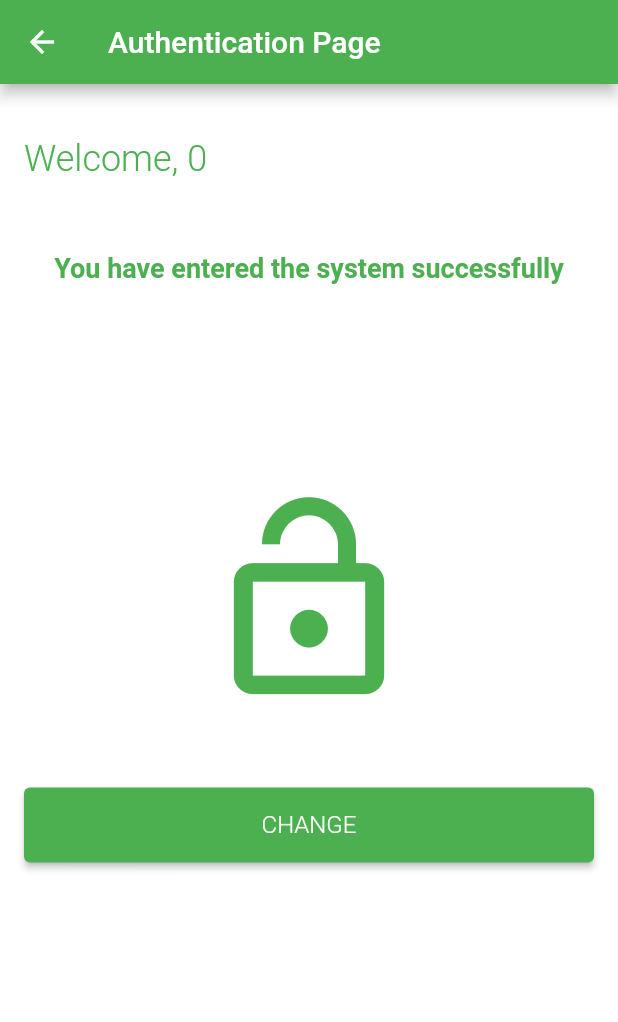
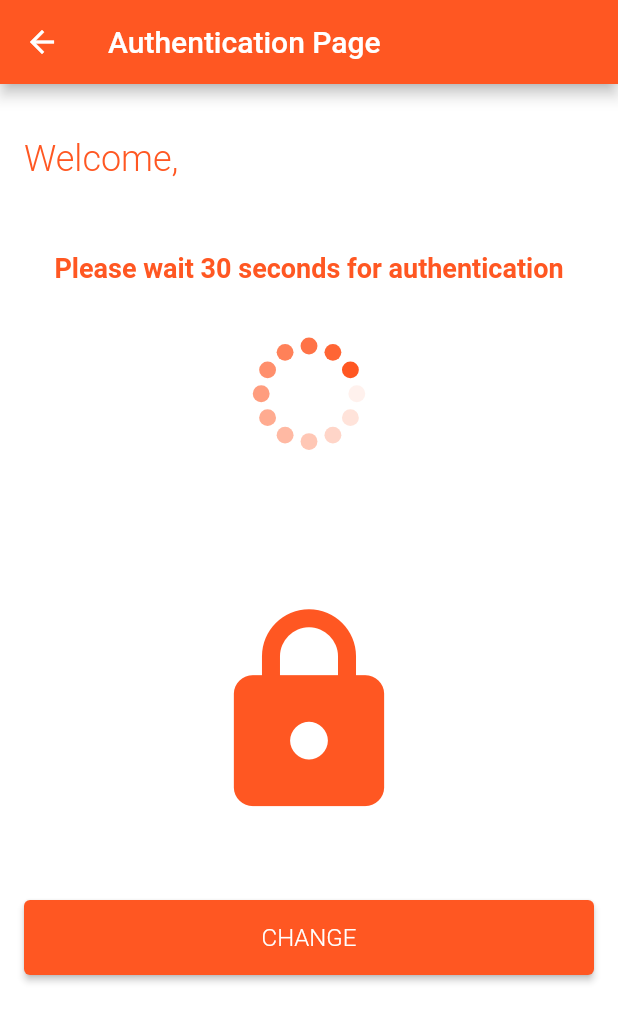
Before and after one commit to yscaliskan/CMPE492-Smartwatch-Authentication, a Flutter app: the Authentication_Page screen opened directly with empty values, on a phone screen of 412 x 824 dp. Shown: the top 1022 px of the screen. Run offline on Flutter 3.47's test engine with Material 2 defaults, Android fonts, the phone set to English and light mode, and no system bars; our stand-ins replace fl_chart, flutter_spinkit, get, google_fonts, hive, hive_flutter and 2 more; missing offline and left inert: tflite_flutter; accounts and stored records are empty.

Commit message:
dynamic authentication page

```diff
--- a/lib/pages/authentication/authentication_page.dart
+++ b/lib/pages/authentication/authentication_page.dart
@@ -18,30 +18,34 @@ class _Authentication_PageState extends State<Authentication_Page> {
   int _connectionStatus = 1;
 
   List<String> _connectionStatusTextList = <String> [
-    "Please wait 1 minute for authentication",
-    "You have entered the system successfully"
+    "Please wait 30 seconds for authentication",
+    "You are authenticated successfully",
+    "Authentication failed"
   ];
   List<Color> _connectionIconColorList = <Color>[
-    Colors.red,
-    Colors.green
+    Colors.deepOrange,
+    Colors.green,
+    Colors.red
   ];
   List<IconData> _statusIconsList = <IconData>[
     Icons.lock,
-    Icons.lock_open
+    Icons.lock_open,
+    Icons.lock
   ];
   List<bool> _spinnerVisibility = <bool>[
     true,
-    false
+    false,
+    true
   ];
 
   @override
   Widget build(BuildContext context) {
     return GetBuilder<ClassificationCtrlr>(builder: (ctrlr) {
-      int prediction = ctrlr.prediction ;
+      int prediction = ctrlr.prediction;
       return Scaffold(
         appBar: AppBar(
           title: Text("Authentication Page"),
-          backgroundColor: _connectionIconColorList[_connectionStatus],
+          backgroundColor: _connectionIconColorList[ctrlr.prediction],
         ),
         body: Center(
           child: Column(
@@ -51,9 +55,9 @@ class _Authentication_PageState extends State<Authentication_Page> {
                 child: Align(
                   alignment: Alignment.topLeft,
                   child: Text(
-                    "Welcome, " + prediction.toString() + widget.chosenPerson,
+                    "Welcome, " + widget.chosenPerson,
                     style: TextStyle(
-                        color: _connectionIconColorList[_connectionStatus],
+                        color: _connectionIconColorList[ctrlr.prediction],
                         fontSize: 24,
                         fontWeight: FontWeight.w300
                     ),
@@ -63,9 +67,9 @@ class _Authentication_PageState extends State<Authentication_Page> {
               Container(
                 margin: const EdgeInsets.only(left: 16, right: 16, top: 48),
                 child: Text(
-                  _connectionStatusTextList[_connectionStatus],
+                  _connectionStatusTextList[ctrlr.prediction],
                   style: TextStyle(
-                      color: _connectionIconColorList[_connectionStatus],
+                      color: _connectionIconColorList[ctrlr.prediction],
                       fontSize: 18,
                       fontWeight: FontWeight.w600
                   ),
@@ -74,9 +78,9 @@ class _Authentication_PageState extends State<Authentication_Page> {
               Container(
                 margin: const EdgeInsets.only(left: 16, right: 16, top: 36),
                 child: Visibility(
-                  visible: _spinnerVisibility[_connectionStatus],
+                  visible: _spinnerVisibility[ctrlr.prediction],
                   child: SpinKitCircle(
-                    color: Colors.deepOrange,
+                    color: _connectionIconColorList[ctrlr.prediction],
                     size: 75.0,
                   ),
                 ),
@@ -86,8 +90,8 @@ class _Authentication_PageState extends State<Authentication_Page> {
                 child: Align(
                   alignment: Alignment.bottomCenter,
                   child: Icon(
-                      _statusIconsList[_connectionStatus],
-                      color: _connectionIconColorList[_connectionStatus],
+                      _statusIconsList[ctrlr.prediction],
+                      color: _connectionIconColorList[ctrlr.prediction],
                       size: 150
                   ),
                 ),
@@ -102,7 +106,7 @@ class _Authentication_PageState extends State<Authentication_Page> {
                   height: 50,
                   child: ElevatedButton(
                     style: ElevatedButton.styleFrom(
-                        primary: _connectionIconColorList[_connectionStatus]
+                        primary: _connectionIconColorList[ctrlr.prediction]
                     ),
                     child: Text(
                       "CHANGE",
```
